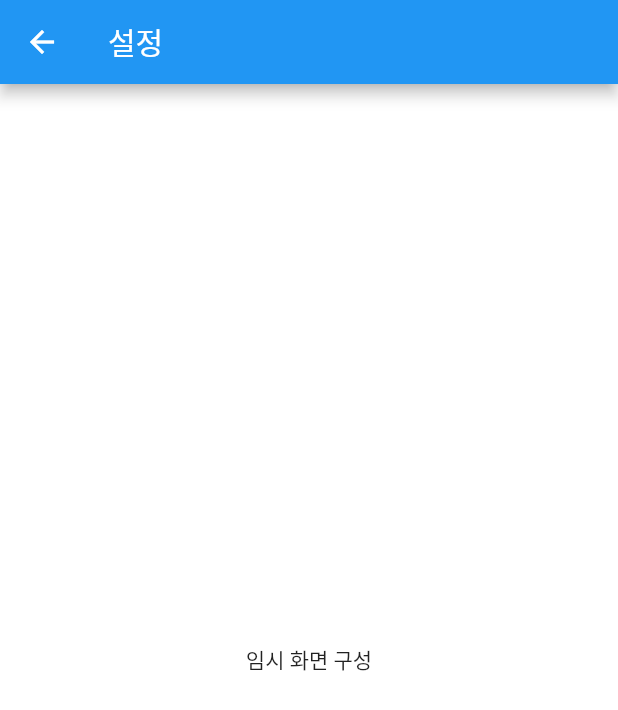
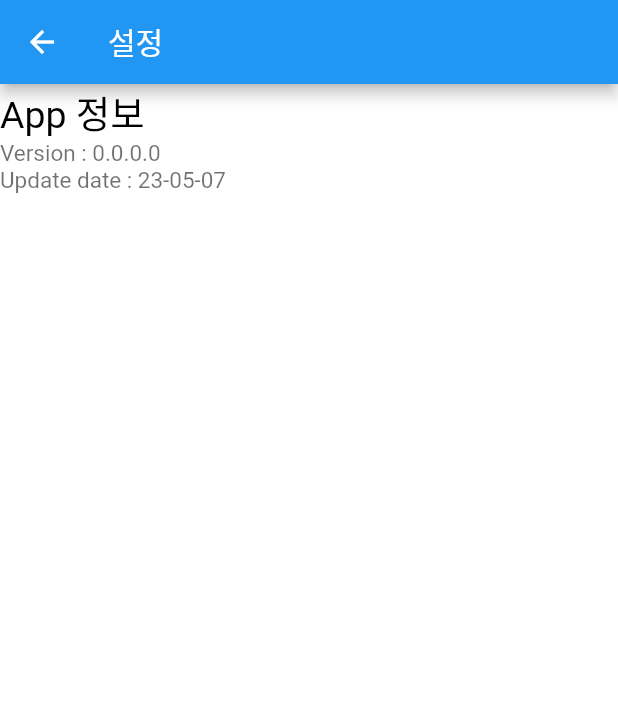
Before and after one commit to jithhuP/PowerBall, a Flutter app: the SettingScreen screen opened directly, on a phone screen of 412 x 824 dp. Shown: the top 710 px of the screen. Run offline on Flutter 3.47's test engine with Material 2 defaults, Android fonts, the light colour scheme and no system bars; our stand-ins replace timer_builder.

Commit message:
App 정보 기입

```diff
--- a/practice/lib/custom_widget.dart
+++ b/practice/lib/custom_widget.dart
@@ -109,3 +109,27 @@ class ActionButton extends StatelessWidget {
     );
   }
 }
+
+class SettingText extends StatelessWidget {
+  const SettingText({
+    super.key,
+    required this.text,
+    required this.fontcolor,
+    required this.fontsize,
+  });
+
+  final String text;
+  final Color fontcolor;
+  final double fontsize;
+
+  @override
+  Widget build(BuildContext context) {
+    return Text(
+      text,
+      style: TextStyle(
+        fontSize: fontsize,
+        color: fontcolor,
+      ),
+    );
+  }
+}
--- a/practice/lib/setting_screen.dart
+++ b/practice/lib/setting_screen.dart
@@ -1,6 +1,9 @@
 import 'package:flutter/material.dart';
+import 'custom_widget.dart';
 
 class SettingScreen extends StatelessWidget {
+  final String version = "0.0.0.0";
+  final String date = "23-05-07";
   const SettingScreen({super.key});
 
   @override
@@ -10,8 +13,24 @@ class SettingScreen extends StatelessWidget {
       appBar: AppBar(
         title: const Text('설정'),
       ),
-      body: const Center(
-        child: Text('임시 화면 구성'),
+      body: Column(
+        crossAxisAlignment: CrossAxisAlignment.start,
+        children: [
+          const SettingText(
+            text: "App 정보",
+            fontcolor: Colors.black,
+            fontsize: 25.0,
+          ),
+          SettingText(
+              text: 'Version : $version',
+              fontcolor: const Color.fromARGB(143, 0, 0, 0),
+              fontsize: 15.0),
+          SettingText(
+            text: 'Update date : $date',
+            fontcolor: const Color.fromARGB(143, 0, 0, 0),
+            fontsize: 15.0,
+          ),
+        ],
       ),
     );
   }
```
